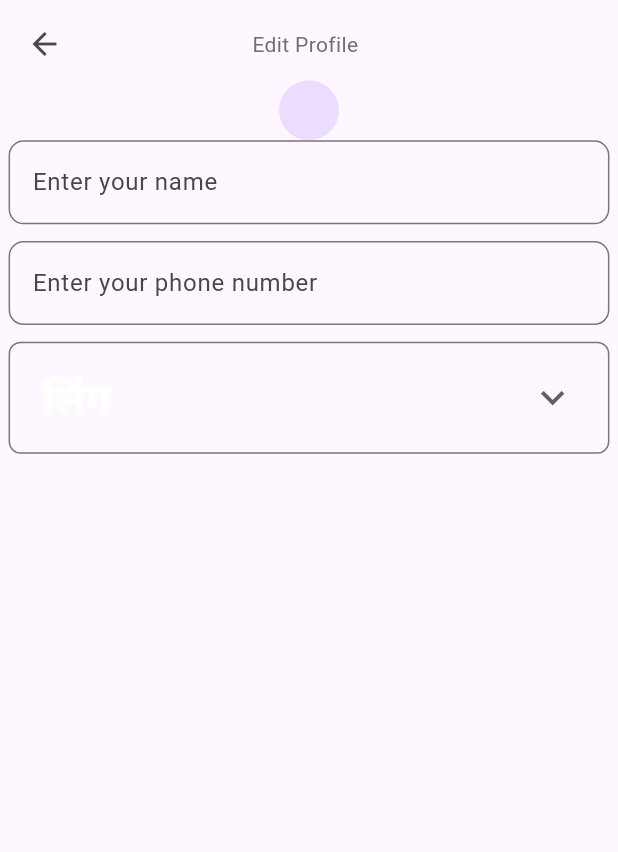
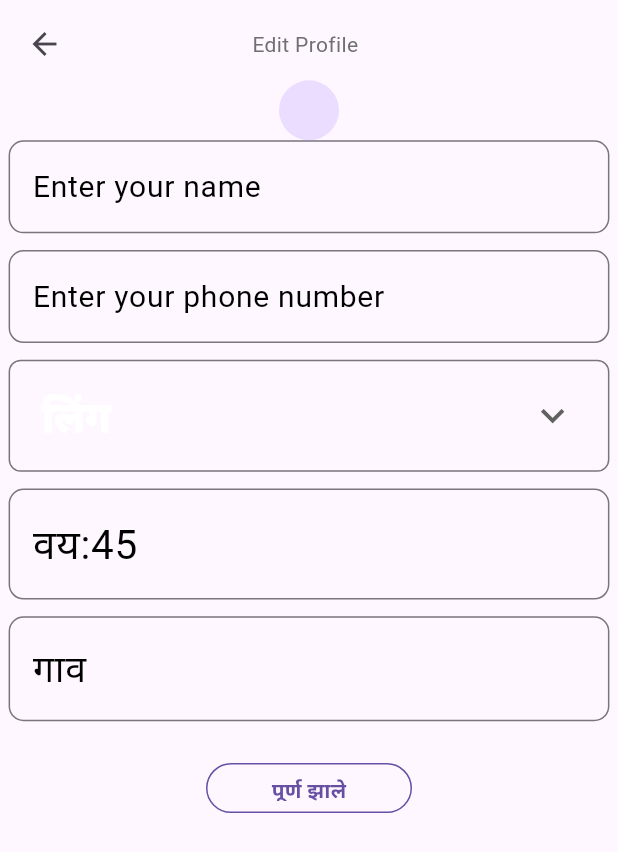
Before and after one commit to JalindarJagtap/Baliraja-app, a Flutter app: the EditProfileScreen screen opened by its route, on a phone screen of 412 x 824 dp. Shown: the top 852 px of the screen. Run offline on Flutter 3.47's test engine with Material 3 defaults, Android fonts, the phone set to English and light mode, and no system bars; our stand-ins replace flutter_screenutil, go_router, google_fonts.

Commit message:
edit_profile_screen

```diff
--- a/lib/presentatioin/edit_profile_screen/edit_profile_screen.dart
+++ b/lib/presentatioin/edit_profile_screen/edit_profile_screen.dart
@@ -1,18 +1,22 @@
 import 'package:baliraja/constants/app_colors.dart';
 import 'package:baliraja/constants/app_string.dart';
+import 'package:baliraja/widgets/button_widget.dart';
 import 'package:baliraja/widgets/dropdown_button.dart';
 import 'package:flutter/material.dart';
 import 'package:flutter_screenutil/flutter_screenutil.dart';
+
 class EditProfileScreen extends StatefulWidget {
   const EditProfileScreen({Key? key}) : super(key: key);
   @override
   State<EditProfileScreen> createState() => _EditProfileScreenState();
 }
+
 List<String> cowname = [
   "लिंग ",
   "पुरुष ",
   "महिला",
 ];
+
 class _EditProfileScreenState extends State<EditProfileScreen> {
   String? dropdownValue = "लिंग ";
   @override
@@ -26,12 +30,14 @@ class _EditProfileScreenState extends State<EditProfileScreen> {
               _customheaderRow(context),
               const CircleAvatar(),
               _customtextfield(context),
+              _customOutlinedButton(context),
             ],
           ),
         ),
       ),
     );
   }
+
   _customheaderRow(BuildContext context) {
     return Row(
       children: [
@@ -47,12 +53,13 @@ class _EditProfileScreenState extends State<EditProfileScreen> {
       ],
     );
   }
+
   _customtextfield(BuildContext context) {
-    return Column(
-      children: [
+    return Column(children: [
       TextField(
         decoration: InputDecoration(
           hintText: "Enter your name",
+          hintStyle: TextStyle(fontSize: 20, color: Colors.black),
           border: OutlineInputBorder(
             borderRadius: BorderRadius.circular(10),
           ),
@@ -64,7 +71,10 @@ class _EditProfileScreenState extends State<EditProfileScreen> {
       TextField(
         decoration: InputDecoration(
           hintText: "Enter your phone number",
-            border: OutlineInputBorder(borderRadius: BorderRadius.circular(10)),
+          hintStyle: TextStyle(fontSize: 20, color: Colors.black),
+          border: OutlineInputBorder(
+            borderRadius: BorderRadius.circular(10),
+          ),
         ),
       ),
       SizedBox(
@@ -80,7 +90,7 @@ class _EditProfileScreenState extends State<EditProfileScreen> {
         onChanged: (String? newValue) {
           setState(
             () {
-                dropdownValue = newValue ?? '';
+              dropdownValue = newValue ?? '111';
             },
           );
         },
@@ -88,7 +98,38 @@ class _EditProfileScreenState extends State<EditProfileScreen> {
       SizedBox(
         height: 10.h,
       ),
-      ],
+      TextField(
+        decoration: InputDecoration(
+          hintText: "वय:45",
+          hintStyle: TextStyle(color: Colors.black, fontSize: 27),
+          border: OutlineInputBorder(borderRadius: BorderRadius.circular(10)),
+        ),
+      ),
+      SizedBox(
+        height: 10.h,
+      ),
+      TextField(
+        decoration: InputDecoration(
+          hintText: "गाव",
+          hintStyle: TextStyle(color: Colors.black, fontSize: 25),
+          border: OutlineInputBorder(borderRadius: BorderRadius.circular(10)),
+        ),
+      ),
+      SizedBox(
+        height: 25.h,
+      ),
+    ]);
+  }
+
+  _customOutlinedButton(BuildContext context) {
+    return Container(
+      height: 30.h,
+      width: 120.w,
+      child: OutlineButtonWidget(
+        onPressed: () {},
+        borderRadius: 30,
+        text: "पूर्ण झाले",
+      ),
     );
   }
 }
```
Lines whose indentation alone changed are shown as unchanged.
